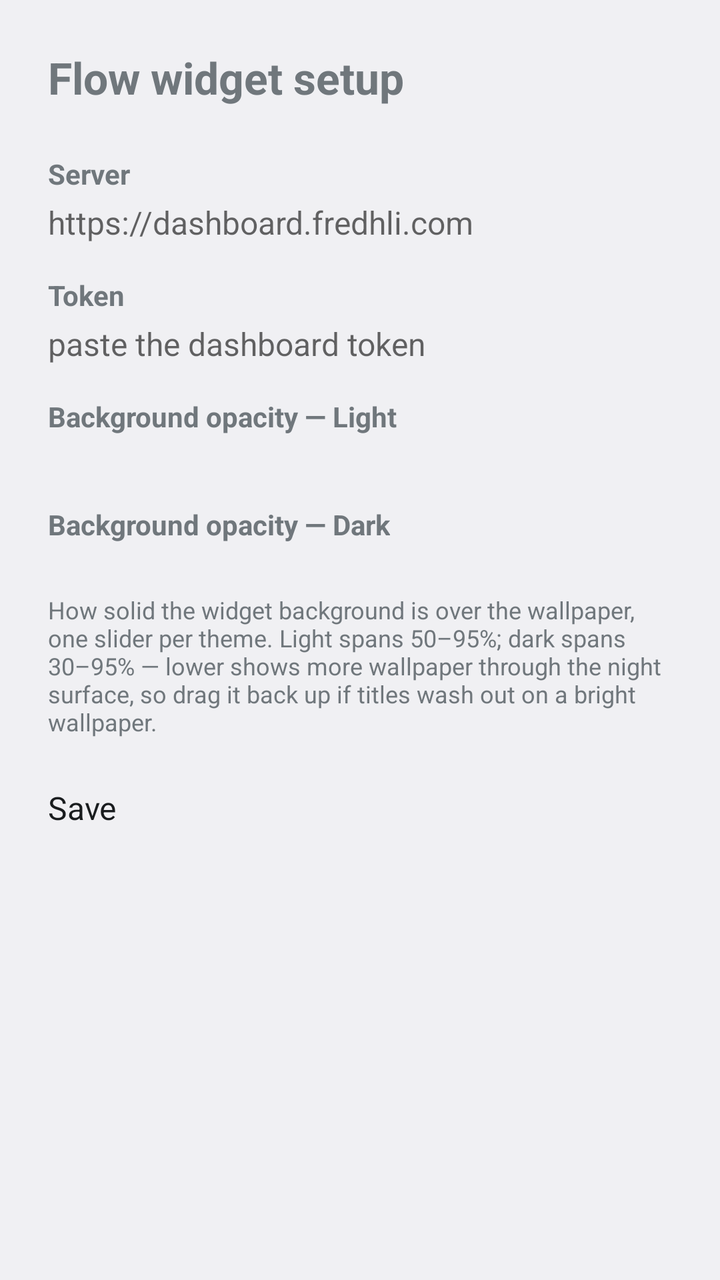
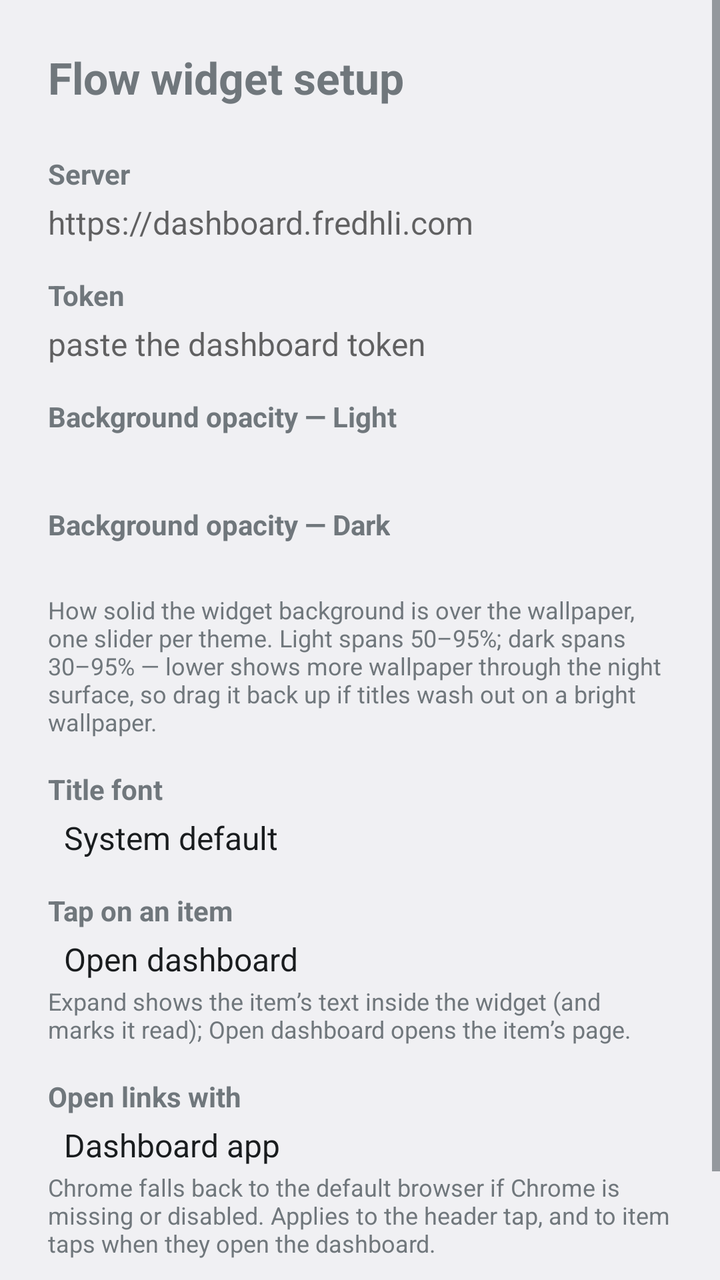

An Android layout rendered at two revisions. The XML below is the earlier revision; the diff shows what the commit changed to produce the second picture.
<!-- AndroidManifest.xml: activity theme android:Theme.DeviceDefault.DayNight -->
<!-- res/layout/activity_config.xml -->
<?xml version="1.0" encoding="utf-8"?>
<ScrollView xmlns:android="http://schemas.android.com/apk/res/android"
    android:layout_width="match_parent"
    android:layout_height="match_parent"
    android:fillViewport="true">

    <LinearLayout
        android:layout_width="match_parent"
        android:layout_height="wrap_content"
        android:orientation="vertical"
        android:padding="24dp">

        <TextView
            android:layout_width="wrap_content"
            android:layout_height="wrap_content"
            android:text="@string/config_title"
            android:textSize="22sp"
            android:textStyle="bold" />

        <TextView
            android:layout_width="wrap_content"
            android:layout_height="wrap_content"
            android:layout_marginTop="24dp"
            android:text="@string/config_server_label"
            android:textSize="14sp"
            android:textStyle="bold" />

        <EditText
            android:id="@+id/base_url"
            android:layout_width="match_parent"
            android:layout_height="wrap_content"
            android:layout_marginTop="4dp"
            android:hint="@string/config_server_hint"
            android:importantForAutofill="no"
            android:inputType="textUri"
            android:textSize="16sp" />

        <TextView
            android:layout_width="wrap_content"
            android:layout_height="wrap_content"
            android:layout_marginTop="16dp"
            android:text="@string/config_token_label"
            android:textSize="14sp"
            android:textStyle="bold" />

        <EditText
            android:id="@+id/token"
            android:layout_width="match_parent"
            android:layout_height="wrap_content"
            android:layout_marginTop="4dp"
            android:hint="@string/config_token_hint"
            android:importantForAutofill="no"
            android:inputType="textPassword"
            android:textSize="16sp" />

        <TextView
            android:layout_width="wrap_content"
            android:layout_height="wrap_content"
            android:layout_marginTop="16dp"
            android:text="@string/config_opacity_label_light"
            android:textSize="14sp"
            android:textStyle="bold" />

        <LinearLayout
            android:layout_width="match_parent"
            android:layout_height="wrap_content"
            android:layout_marginTop="4dp"
            android:gravity="center_vertical"
            android:orientation="horizontal">

            <SeekBar
                android:id="@+id/opacity_light"
                android:layout_width="0dp"
                android:layout_height="wrap_content"
                android:layout_weight="1"
                android:max="15" />

            <TextView
                android:id="@+id/opacity_value_light"
                android:layout_width="wrap_content"
                android:minWidth="56dp"
                android:layout_height="wrap_content"
                android:gravity="end"
                android:textSize="14sp" />
        </LinearLayout>

        <TextView
            android:layout_width="wrap_content"
            android:layout_height="wrap_content"
            android:layout_marginTop="12dp"
            android:text="@string/config_opacity_label_dark"
            android:textSize="14sp"
            android:textStyle="bold" />

        <LinearLayout
            android:layout_width="match_parent"
            android:layout_height="wrap_content"
            android:layout_marginTop="4dp"
            android:gravity="center_vertical"
            android:orientation="horizontal">

            <SeekBar
                android:id="@+id/opacity_dark"
                android:layout_width="0dp"
                android:layout_height="wrap_content"
                android:layout_weight="1"
                android:max="65" />

            <TextView
                android:id="@+id/opacity_value_dark"
                android:layout_width="wrap_content"
                android:minWidth="56dp"
                android:layout_height="wrap_content"
                android:gravity="end"
                android:textSize="14sp" />
        </LinearLayout>

        <TextView
            android:layout_width="wrap_content"
            android:layout_height="wrap_content"
            android:layout_marginTop="2dp"
            android:text="@string/config_opacity_hint"
            android:textSize="12sp" />

        <TextView
            android:id="@+id/error"
            android:layout_width="match_parent"
            android:layout_height="wrap_content"
            android:layout_marginTop="16dp"
            android:textColor="#D93025"
            android:textSize="14sp"
            android:visibility="gone" />

        <Button
            android:id="@+id/save"
            android:layout_width="match_parent"
            android:layout_height="wrap_content"
            android:layout_marginTop="24dp"
            android:text="@string/config_save"
            android:textSize="16sp" />

        <Button
            android:id="@+id/save_anyway"
            android:layout_width="match_parent"
            android:layout_height="wrap_content"
            android:layout_marginTop="8dp"
            android:text="@string/config_save_anyway"
            android:textSize="16sp"
            android:visibility="gone" />
    </LinearLayout>
</ScrollView>
<!-- resources referenced by this layout -->
<resources>
  <string name="config_opacity_hint">How solid the widget background is over the wallpaper, one slider per theme. Light spans 50–95%; dark spans 30–95% — lower shows more wallpaper through the night surface, so drag it back up if titles wash out on a bright wallpaper.</string>
  <string name="config_opacity_label_dark">Background opacity — Dark</string>
  <string name="config_opacity_label_light">Background opacity — Light</string>
  <string name="config_save">Save</string>
  <string name="config_save_anyway">Save anyway (server unreachable)</string>
  <string name="config_server_hint">https://dashboard.fredhli.com</string>
  <string name="config_server_label">Server</string>
  <string name="config_title">Flow widget setup</string>
  <string name="config_token_hint">paste the dashboard token</string>
  <string name="config_token_label">Token</string>
</resources>

<!-- the commit's change to res/layout/activity_config.xml (unified diff, before → after) -->
@@ -120,6 +120,65 @@
             android:layout_height="wrap_content"
             android:layout_marginTop="2dp"
             android:text="@string/config_opacity_hint"
+            android:textSize="12sp" />
+
+        <TextView
+            android:layout_width="wrap_content"
+            android:layout_height="wrap_content"
+            android:layout_marginTop="16dp"
+            android:text="@string/config_title_font_label"
+            android:textSize="14sp"
+            android:textStyle="bold" />
+
+        <Spinner
+            android:id="@+id/title_font"
+            android:layout_width="match_parent"
+            android:layout_height="wrap_content"
+            android:layout_marginTop="4dp"
+            android:entries="@array/config_title_font_entries" />
+
+        <TextView
+            android:layout_width="wrap_content"
+            android:layout_height="wrap_content"
+            android:layout_marginTop="16dp"
+            android:text="@string/config_tap_mode_label"
+            android:textSize="14sp"
+            android:textStyle="bold" />
+
+        <Spinner
+            android:id="@+id/tap_mode"
+            android:layout_width="match_parent"
+            android:layout_height="wrap_content"
+            android:layout_marginTop="4dp"
+            android:entries="@array/config_tap_mode_entries" />
+
+        <TextView
+            android:layout_width="wrap_content"
+            android:layout_height="wrap_content"
+            android:layout_marginTop="2dp"
+            android:text="@string/config_tap_mode_hint"
+            android:textSize="12sp" />
+
+        <TextView
+            android:layout_width="wrap_content"
+            android:layout_height="wrap_content"
+            android:layout_marginTop="16dp"
+            android:text="@string/config_link_app_label"
+            android:textSize="14sp"
+            android:textStyle="bold" />
+
+        <Spinner
+            android:id="@+id/link_app"
+            android:layout_width="match_parent"
+            android:layout_height="wrap_content"
+            android:layout_marginTop="4dp"
+            android:entries="@array/config_link_app_entries" />
+
+        <TextView
+            android:layout_width="wrap_content"
+            android:layout_height="wrap_content"
+            android:layout_marginTop="2dp"
+            android:text="@string/config_link_app_hint"
             android:textSize="12sp" />
 
         <TextView
<!-- resource entries referenced after the edit -->
@@ -1,5 +1,20 @@
 <!-- resources referenced by this layout -->
 <resources>
+  <string-array name="config_link_app_entries">
+          <item>Dashboard app</item>
+          <item>Chrome</item>
+      </string-array>
+  <string-array name="config_tap_mode_entries">
+          <item>Open dashboard</item>
+          <item>Expand in widget</item>
+      </string-array>
+  <string-array name="config_title_font_entries">
+          <item>System default</item>
+          <item>Medium (500)</item>
+          <item>Serif</item>
+      </string-array>
+  <string name="config_link_app_hint">Chrome falls back to the default browser if Chrome is missing or disabled. Applies to the header tap, and to item taps when they open the dashboard.</string>
+  <string name="config_link_app_label">Open links with</string>
   <string name="config_opacity_hint">How solid the widget background is over the wallpaper, one slider per theme. Light spans 50–95%; dark spans 30–95% — lower shows more wallpaper through the night surface, so drag it back up if titles wash out on a bright wallpaper.</string>
   <string name="config_opacity_label_dark">Background opacity — Dark</string>
   <string name="config_opacity_label_light">Background opacity — Light</string>
@@ -7,7 +22,10 @@
   <string name="config_save_anyway">Save anyway (server unreachable)</string>
   <string name="config_server_hint">https://dashboard.fredhli.com</string>
   <string name="config_server_label">Server</string>
+  <string name="config_tap_mode_hint">Expand shows the item’s text inside the widget (and marks it read); Open dashboard opens the item’s page.</string>
+  <string name="config_tap_mode_label">Tap on an item</string>
   <string name="config_title">Flow widget setup</string>
+  <string name="config_title_font_label">Title font</string>
   <string name="config_token_hint">paste the dashboard token</string>
   <string name="config_token_label">Token</string>
 </resources>
